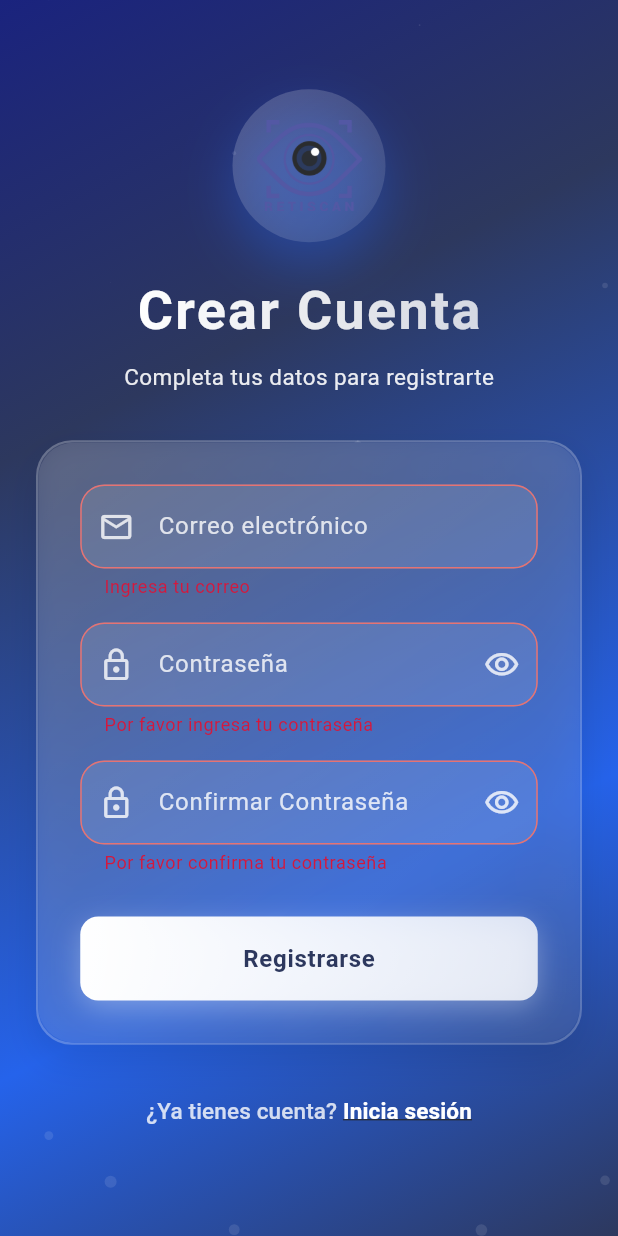
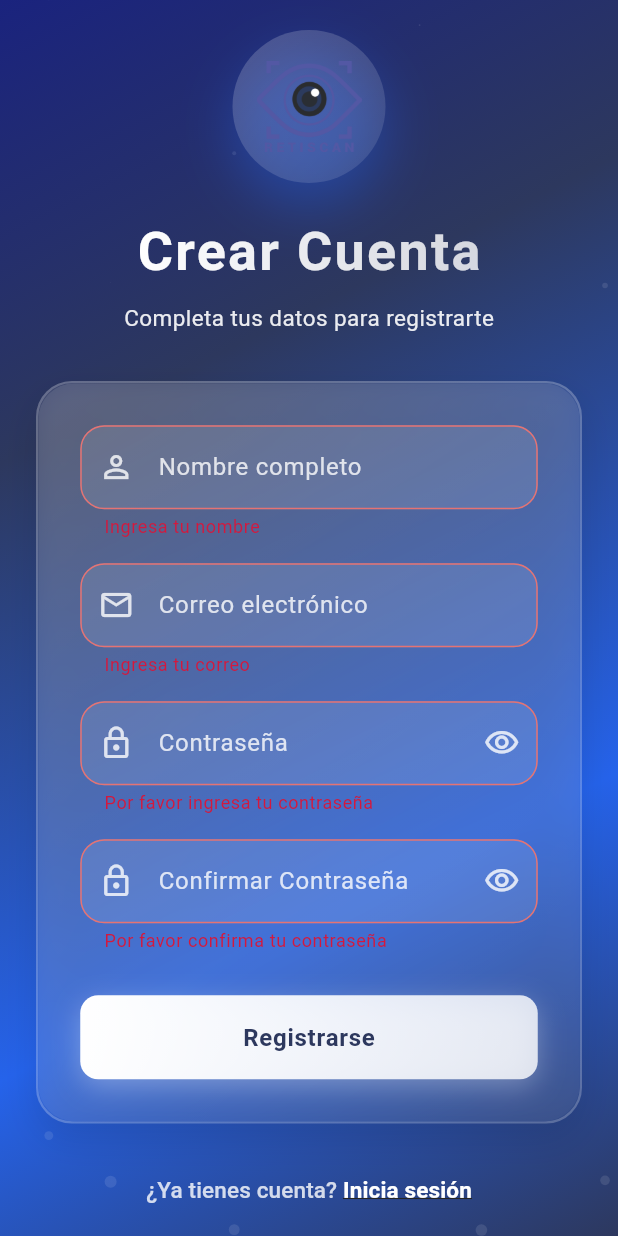
Before and after one commit to Alfrerose12/PWA-RetiScan, a Flutter app: the RegisterScreen screen opened directly, after a tap on "Registrarse", on a phone screen of 412 x 824 dp. Run offline on Flutter 3.47's test engine with Material 3 defaults, Android fonts, the phone set to English and light mode, and no system bars; our stand-ins replace flutter_svg, image_picker, shared_preferences; missing offline and left inert: dart:html; accounts and stored records are empty.

```diff
--- a/lib/config/api_config.dart
+++ b/lib/config/api_config.dart
@@ -2,7 +2,9 @@
 // Cambia baseUrl si el backend corre en otro host/puerto.
 
 class ApiConfig {
-  static const String baseUrl = 'http://localhost:3000/api';
+  // Para desarrollo local desde el mismo PC usa: http://localhost:3000/api
+  // Para acceder desde celular (misma red WiFi), usa tu IP local:
+  static const String baseUrl = 'http://192.168.1.83:3000/api';
 
   // Headers para requests autenticados
   static Map<String, String> authHeaders(String token) => {
--- a/lib/models/user.dart
+++ b/lib/models/user.dart
@@ -1,7 +1,7 @@
 class User {
   final String id;
   final String email;
-  final String role; // "MEDICO" | "PACIENTE"
+  final String role; // "MEDICO" | "PACIENTE" | "ADMINISTRADOR"
   final String? fullName;
   final String? token;
 
@@ -13,8 +13,9 @@ class User {
     this.token,
   });
 
-  // La API devuelve role como "MEDICO" o "PACIENTE"
+  // La API devuelve role como "MEDICO", "PACIENTE" o "ADMINISTRADOR"
   bool get isDoctor => role == 'MEDICO';
+  bool get isAdmin  => role == 'ADMINISTRADOR';
   bool get isClient => role == 'PACIENTE';
 
   Map<String, dynamic> toJson() {
@@ -31,7 +32,8 @@ class User {
       id: json['id'] as String,
       email: json['email'] as String,
       role: json['role'] as String? ?? 'PACIENTE',
-      fullName: json['fullName'] as String?,
+      // La API puede devolver 'name' o 'fullName'
+      fullName: (json['name'] ?? json['fullName']) as String?,
     );
   }
 
--- a/lib/screens/register_screen.dart
+++ b/lib/screens/register_screen.dart
@@ -13,6 +13,7 @@ class RegisterScreen extends StatefulWidget {
 class _RegisterScreenState extends State<RegisterScreen>
     with TickerProviderStateMixin {
   final _formKey = GlobalKey<FormState>();
+  final _nameController = TextEditingController();
   final _emailController = TextEditingController();
   final _passwordController = TextEditingController();
   final _confirmPasswordController = TextEditingController();
@@ -76,6 +77,7 @@ class _RegisterScreenState extends State<RegisterScreen>
     _fadeController.dispose();
     _logoController.dispose();
     _particleController.dispose();
+    _nameController.dispose();
     _emailController.dispose();
     _passwordController.dispose();
     _confirmPasswordController.dispose();
@@ -99,9 +101,22 @@ class _RegisterScreenState extends State<RegisterScreen>
       setState(() => _isLoading = true);
 
       final result = await _authService.register(
+        fullName: _nameController.text.trim(),
         email: _emailController.text.trim(),
         password: _passwordController.text,
       );
+
+      // Si el registro fue exitoso pero la API no devolvió token,
+      // hacemos login automático para obtener el JWT antes de llamar a 2FA.
+      // (El endpoint /auth/2fa/send requiere authMiddleware)
+      if (result['success'] == true) {
+        // Ignoramos el resultado del login: si falla, request2FA() lo manejará.
+        // Si ya tenía token guardado del registro, esto lo refresca.
+        await _authService.login(
+          _emailController.text.trim(),
+          _passwordController.text,
+        );
+      }
 
       setState(() => _isLoading = false);
 
@@ -281,6 +296,18 @@ class _RegisterScreenState extends State<RegisterScreen>
       padding: EdgeInsets.all(28),
       child: Column(
         children: [
+          _buildTextField(
+            controller: _nameController,
+            label: 'Nombre completo',
+            icon: Icons.person_outline,
+            delay: 400,
+            validator: (value) {
+              if (value == null || value.isEmpty) return 'Ingresa tu nombre';
+              if (value.trim().length < 2) return 'Nombre demasiado corto';
+              return null;
+            },
+          ),
+          SizedBox(height: 16),
           _buildTextField(
             controller: _emailController,
             label: 'Correo electrónico',
```
Also changed, not shown: lib/screens/home_screen.dart (+64 -33 lines), lib/screens/profile_screen.dart (+45 -10 lines), lib/screens/settings_screen.dart (+12 -6 lines), lib/services/auth_service.dart (+17 -1 lines).
